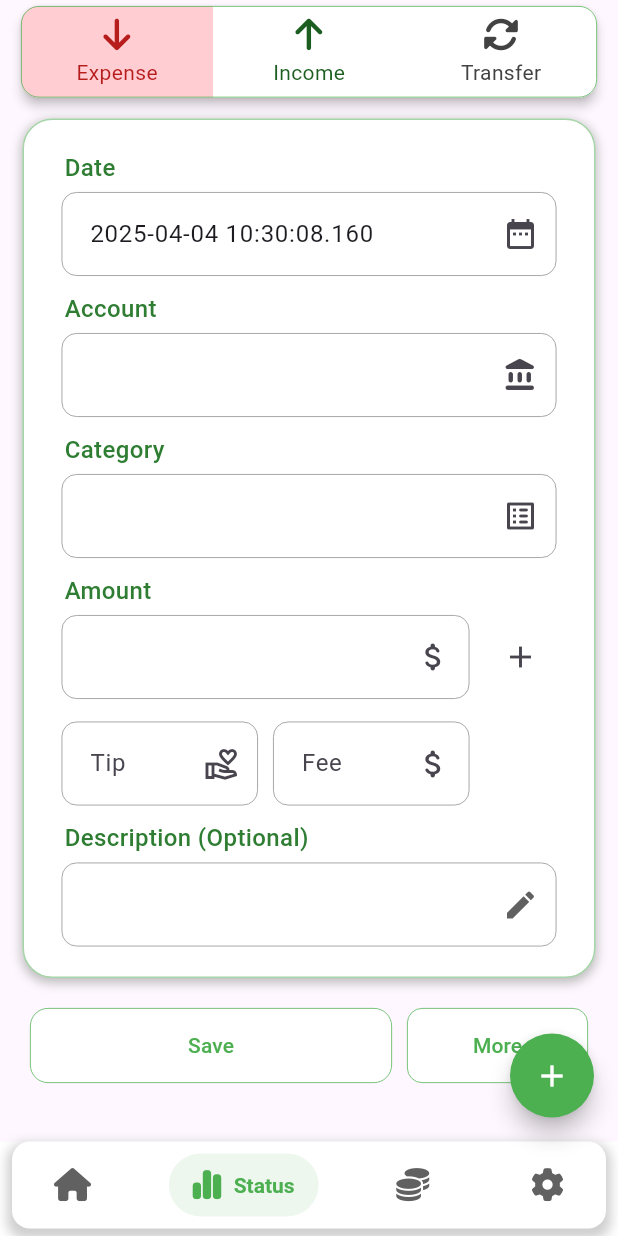
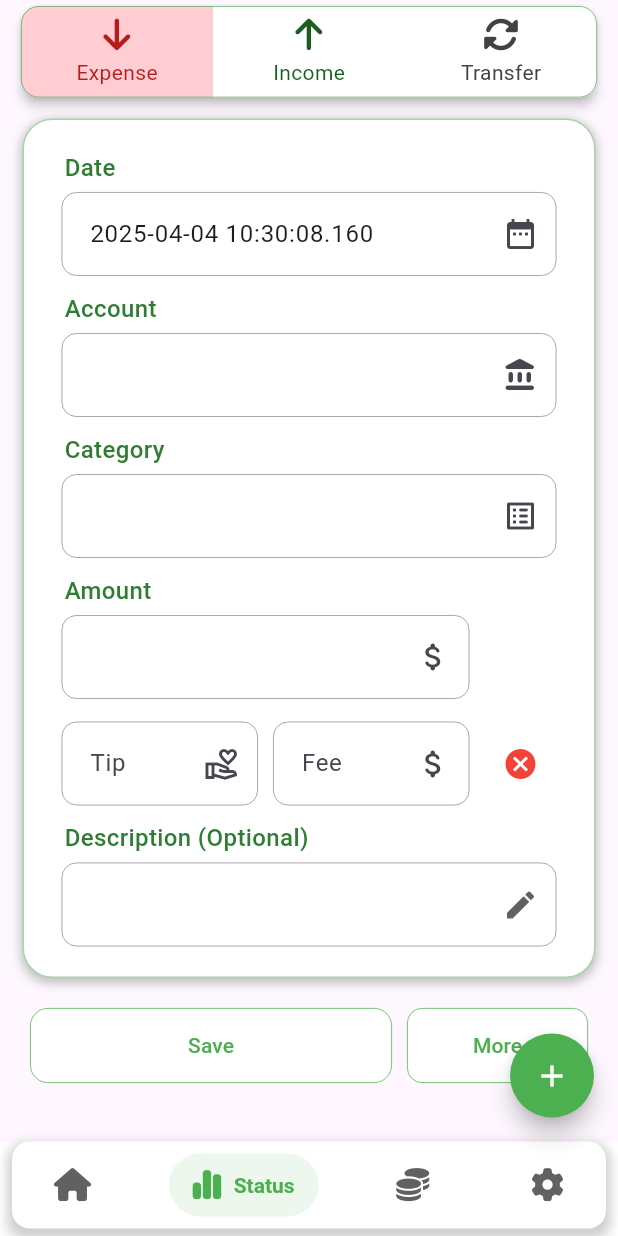
Before and after one commit to motidinsa/my_spending, a Flutter app: the screen it shows after launch, item 2 of the bottom bar chosen, after a tap on the "add" icon, on a phone screen of 412 x 824 dp. Run offline on Flutter 3.47's test engine with Material 3 defaults, Android fonts, the phone set to English and light mode, and no system bars; our stand-ins replace dio, easy_localization, firebase_core, firebase_messaging, flutter_local_notifications, flutter_riverpod and 5 more; accounts and stored records are empty; generated files the repository leaves out were written again.

```diff
--- a/lib/add_transaction/provider/add_transaction_state.dart
+++ b/lib/add_transaction/provider/add_transaction_state.dart
@@ -37,6 +37,8 @@ class AddTransactionState extends _$AddTransactionState {
 
   void onAddAmountIconPressed() {
     state = state.copyWith(isAmountAddButtonPressed: true);
+  }void onRemoveAmountIconPressed() {
+    state = state.copyWith(isAmountAddButtonPressed: null);
   }
   void updateTransactionState(String type) {
     state = state.copyWith(transactionType: type);
--- a/lib/add_transaction/ui/single_add_transaction_content.dart
+++ b/lib/add_transaction/ui/single_add_transaction_content.dart
@@ -30,18 +30,31 @@ class SingleAddTransactionContent extends StatelessWidget {
               Expanded(child: AddTransactionTextField(title: title)),
               SizedBox(width: 10),
               Consumer(
-                  builder: (context, ref, child) {
-                  return IconButton(onPressed: () {
-                    ref.read(addTransactionStateProvider.notifier).onAddAmountIconPressed();
-                  }, icon: Icon(Icons.add));
-                }
+                builder: (context, ref, child) {
+                  if (ref.watch(
+                        addTransactionStateProvider.select(
+                          (state) => state.isAmountAddButtonPressed,
+                        ),
+                      ) ==
+                      true) {
+                    return IconButton(onPressed: null, icon: Container());
+                  }
+
+                  return IconButton(
+                    onPressed: () {
+                      ref
+                          .read(addTransactionStateProvider.notifier)
+                          .onAddAmountIconPressed();
+                    },
+                    icon: Icon(Icons.add),
+                  );
+                },
               ),
             ],
           ),
         ] else
           AddTransactionTextField(title: title),
       ],
-
     );
   }
 }
--- a/lib/add_transaction/ui/single_transaction_add.dart
+++ b/lib/add_transaction/ui/single_transaction_add.dart
@@ -42,12 +42,14 @@ class SingleTransactionAdd extends StatelessWidget {
                   SingleAddTransactionContent(title: 'Amount'),
                   Consumer(
                     builder: (context, ref, child) {
-                      if (ref.watch(
-                        addTransactionStateProvider.select(
+                      bool? isAmountAddButtonPressed =
+                          ref.watch(
+                            addTransactionStateProvider.select(
                               (state) => state.isAmountAddButtonPressed,
-                        ),
-                      ) ==
-                          true) {
+                            ),
+                          ) ==
+                          true;
+                      if (isAmountAddButtonPressed) {
                         return Column(
                           children: [
                             SizedBox(height: 15),
@@ -63,7 +65,17 @@ class SingleTransactionAdd extends StatelessWidget {
                                 SizedBox(width: 10),
 
                                 // Container(),
-                                IconButton(onPressed: null, icon: Container()),
+                                if (isAmountAddButtonPressed)
+                                  IconButton(onPressed: (){
+                                    ref
+                                        .read(addTransactionStateProvider.notifier)
+                                        .onRemoveAmountIconPressed();
+                                  }, icon: Icon(Icons.cancel,color: Colors.red,))
+                                else
+                                  IconButton(
+                                    onPressed: null,
+                                    icon: Container(),
+                                  ),
                               ],
                             ),
                           ],
```
Also changed, not shown: lib/add_transaction/functions/add_transaction_functions.dart (+11 -3 lines), lib/add_transaction/ui/modal_bottom_sheet/modal_item.dart (added, +40 -0 lines), lib/add_transaction/ui/modal_bottom_sheet/transaction_type_modal_sheet.dart (added, +42 -0 lines).
